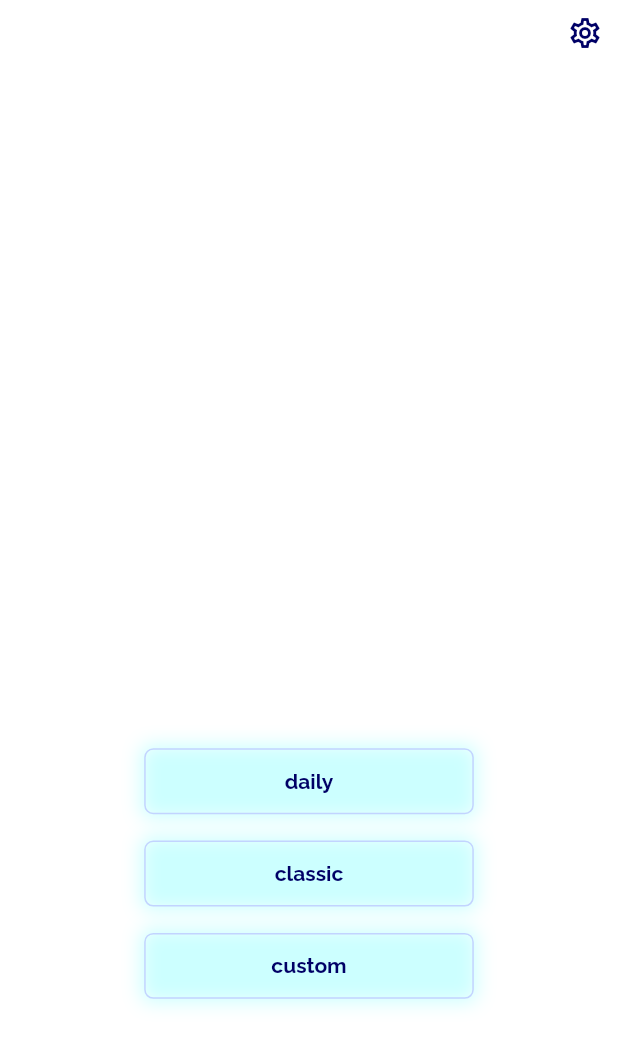
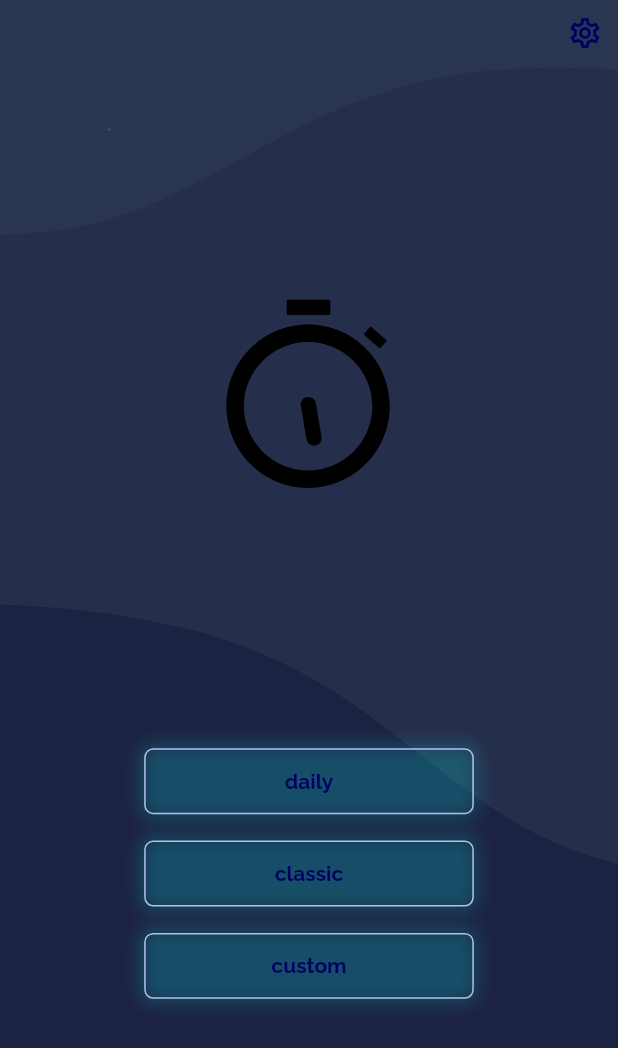
Before and after one commit to OlehRiepkin/stopat, a Flutter app: the screen it shows after launch, on a phone screen of 412 x 824 dp. Shown: the top 1048 px of the screen. Run offline on Flutter 3.47's test engine with Material 2 defaults, Android fonts, the phone set to English and light mode, and no system bars; our stand-ins replace easy_localization, flutter_riverpod, logger, lottie, shared_preferences.

Commit message:
added bg

```diff
--- a/lib/app.dart
+++ b/lib/app.dart
@@ -1,5 +1,6 @@
 import 'package:easy_localization/easy_localization.dart';
 import 'package:flutter/material.dart';
+import 'package:lottie/lottie.dart';
 import 'package:stopat/providers/providers.dart';
 import 'package:stopat/screens/home/screen.dart';
 import 'package:stopat/theme/theme.dart';
@@ -29,6 +30,25 @@ class TimeChallengeApp extends StatelessWidget {
               darkTheme: AppThemeData.dark(),
               themeMode: themeMode.value,
               home: const HomeScreen(),
+              builder: (context, child) {
+                if (child == null) {
+                  return Container(
+                    color: Colors.red,
+                  );
+                }
+
+                return Stack(
+                  children: [
+                    Positioned.fill(
+                      child: Lottie.asset(
+                        'assets/lottie/bg_anim.json',
+                        fit: BoxFit.cover,
+                      ),
+                    ),
+                    child,
+                  ],
+                );
+              },
             );
           },
         );
--- a/lib/screens/game/screen.dart
+++ b/lib/screens/game/screen.dart
@@ -2,6 +2,7 @@ import 'package:flutter/material.dart';
 import 'package:stopat/screens/game/action_button.dart';
 import 'package:stopat/screens/game/goal_view.dart';
 import 'package:stopat/screens/game/stopwatch_view.dart';
+import 'package:stopat/screens/setup_game.dart/screen.dart';
 import 'package:stopat/widgets/buttons/tc_icon_button.dart';
 import 'package:stopat/widgets/tc_screen.dart';
 import 'package:stopat/widgets/tc_screen_header.dart';
@@ -14,7 +15,7 @@ class GameScreen extends StatefulWidget {
   @override
   State<GameScreen> createState() => _GameScreenState();
 
-  static void show(BuildContext context) {
+  static void show(Widget parent, BuildContext context) {
     Navigator.of(context).push(
       MaterialPageRoute(
         builder: (context) {
@@ -55,6 +56,7 @@ class _GameScreenState extends State<GameScreen> {
   }
 
   void _onCloseTap() {
-    Navigator.of(context).popUntil((route) => route.isFirst);
+    Navigator.of(context).pop();
+    // Navigator.of(context).popUntil((route) => route.isFirst);
   }
 }
--- a/lib/screens/home/screen.dart
+++ b/lib/screens/home/screen.dart
@@ -1,12 +1,12 @@
 import 'package:flutter/material.dart';
 import 'package:lottie/lottie.dart';
-import 'package:stopat/screens/home/setup_game/modal.dart';
 import 'package:stopat/screens/settings/screen.dart';
 import 'package:stopat/screens/setup_game.dart/screen.dart';
 import 'package:stopat/utils/localization.dart';
 import 'package:stopat/utils/scale_helper/flutter_scale_helper.dart';
 import 'package:stopat/widgets/buttons/tc_button.dart';
 import 'package:stopat/widgets/buttons/tc_icon_button.dart';
+import 'package:stopat/widgets/clock_lottie.dart';
 import 'package:stopat/widgets/tc_screen.dart';
 import 'package:stopat/widgets/tc_screen_header.dart';
 
@@ -37,12 +37,7 @@ class _HomeScreenState extends State<HomeScreen> {
         mainAxisAlignment: MainAxisAlignment.end,
         children: [
           const Spacer(),
-          Lottie.asset(
-            'assets/lottie/clock_anim_white.json',
-            fit: BoxFit.contain,
-            width: 180.w(context),
-            height: 180.w(context),
-          ),
+          const ClockLottieView(),
           const Spacer(),
           TCButton(
             title: ls(LK.screen_home_btnDaily),
@@ -71,7 +66,7 @@ class _HomeScreenState extends State<HomeScreen> {
   void _onDailyTap() {}
 
   void _onClassicTap() {
-    SetupGameScreen.show(context);
+    SetupGameScreen.show(widget, context);
   }
 
   void _onCustomTap() {}
--- a/lib/theme/src/theme_data/theme_data.dart
+++ b/lib/theme/src/theme_data/theme_data.dart
@@ -27,7 +27,8 @@ class AppThemeData {
           iconButton: AllColors.c0,
         ),
       ],
-      scaffoldBackgroundColor: const Color(0xFFFFFFFF),
+      // scaffoldBackgroundColor: const Color(0xFFFFFFFF),
+      scaffoldBackgroundColor: Colors.transparent,
     );
   }
 
@@ -42,7 +43,8 @@ class AppThemeData {
           iconButton: AllColors.white,
         ),
       ],
-      scaffoldBackgroundColor: AllColors.darkPrimary,
+      // scaffoldBackgroundColor: AllColors.darkPrimary,
+      scaffoldBackgroundColor: Colors.transparent,
     );
   }
 }
--- /dev/null
+++ b/lib/widgets/clock_lottie.dart
@@ -0,0 +1,32 @@
+import 'package:flutter/material.dart';
+import 'package:lottie/lottie.dart';
+import 'package:stopat/providers/providers.dart';
+import 'package:stopat/utils/scale_helper/flutter_scale_helper.dart';
+
+class ClockLottieView extends ConsumerWidget {
+  const ClockLottieView({
+    super.key,
+    this.width,
+    this.height,
+  });
+
+  final double? width;
+  final double? height;
+
+  @override
+  Widget build(BuildContext context, WidgetRef ref) {
+    final theme = ref.watch(appThemeProvider);
+
+    final asset = switch (theme.value) {
+      ThemeMode.dark => 'assets/lottie/clock_anim_white.json',
+      ThemeMode.light || _ => 'assets/lottie/clock_anim.json',
+    };
+
+    return Lottie.asset(
+      asset,
+      fit: BoxFit.contain,
+      width: width ?? 180.w(context),
+      height: height ?? 180.w(context),
+    );
+  }
+}
```
Also changed, not shown: lib/screens/home/setup_game/modal.dart (deleted, +0 -44 lines), lib/screens/settings/screen.dart (+19 -3 lines), lib/screens/setup_game.dart/screen.dart (+5 -22 lines), lib/screens/setup_game.dart/difficlty_selector.dart (renamed from lib/screens/home/setup_game/difficlty_selector.dart).
